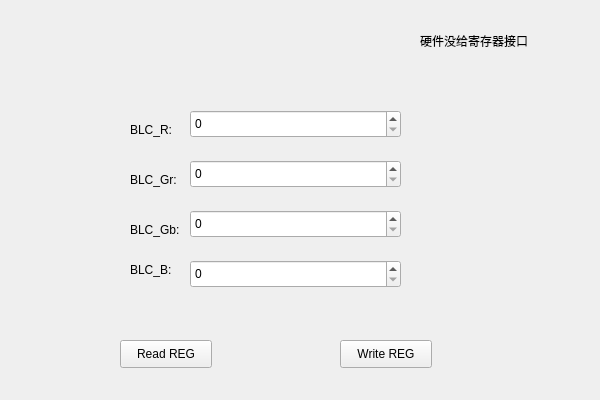
This is Link_tab/blc_tab.ui in HuJingwen1211/MCISP as Qt 5 draws it before an edit. The edited form follows.
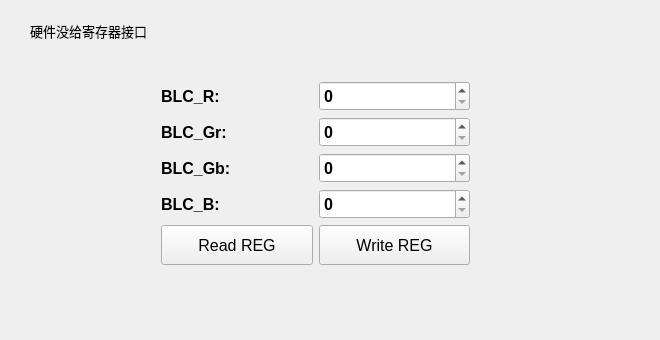
This is the edited form.

Diff of the .ui file:
```diff
--- a/Link_tab/blc_tab.ui
+++ b/Link_tab/blc_tab.ui
@@ -6,143 +6,200 @@
    <rect>
     <x>0</x>
     <y>0</y>
-    <width>600</width>
-    <height>400</height>
+    <width>660</width>
+    <height>340</height>
    </rect>
   </property>
+  <property name="minimumSize">
+   <size>
+    <width>660</width>
+    <height>340</height>
+   </size>
+  </property>
   <property name="windowTitle">
    <string>BLC_tab</string>
   </property>
   <widget class="QLabel" name="label">
    <property name="geometry">
     <rect>
-     <x>420</x>
-     <y>20</y>
+     <x>30</x>
+     <y>10</y>
      <width>141</width>
      <height>41</height>
     </rect>
    </property>
+   <property name="font">
+    <font>
+     <pointsize>10</pointsize>
+    </font>
+   </property>
    <property name="text">
     <string>硬件没给寄存器接口</string>
    </property>
   </widget>
-  <widget class="QSpinBox" name="BLC_R">
+  <widget class="QWidget" name="layoutWidget">
    <property name="geometry">
     <rect>
-     <x>190</x>
-     <y>110</y>
-     <width>211</width>
-     <height>28</height>
+     <x>150</x>
+     <y>70</y>
+     <width>331</width>
+     <height>211</height>
     </rect>
    </property>
-  </widget>
-  <widget class="QSpinBox" name="BLC_Gr">
-   <property name="geometry">
-    <rect>
-     <x>190</x>
-     <y>160</y>
-     <width>211</width>
-     <height>28</height>
-    </rect>
-   </property>
-  </widget>
-  <widget class="QSpinBox" name="BLC_Gb">
-   <property name="geometry">
-    <rect>
-     <x>190</x>
-     <y>210</y>
-     <width>211</width>
-     <height>28</height>
-    </rect>
-   </property>
-  </widget>
-  <widget class="QSpinBox" name="BLC_B">
-   <property name="geometry">
-    <rect>
-     <x>190</x>
-     <y>260</y>
-     <width>211</width>
-     <height>28</height>
-    </rect>
-   </property>
-  </widget>
+   <layout class="QGridLayout" name="gridLayout">
+    <item row="0" column="0">
   <widget class="QLabel" name="label_2">
-   <property name="geometry">
-    <rect>
-     <x>130</x>
-     <y>120</y>
-     <width>51</width>
-     <height>19</height>
-    </rect>
+      <property name="font">
+       <font>
+        <pointsize>12</pointsize>
+        <bold>true</bold>
+       </font>
    </property>
    <property name="text">
     <string>BLC_R:</string>
    </property>
   </widget>
+    </item>
+    <item row="0" column="1">
+     <widget class="QSpinBox" name="BLC_R">
+      <property name="minimumSize">
+       <size>
+        <width>150</width>
+        <height>30</height>
+       </size>
+      </property>
+      <property name="font">
+       <font>
+        <pointsize>12</pointsize>
+        <bold>true</bold>
+       </font>
+      </property>
+     </widget>
+    </item>
+    <item row="1" column="0">
   <widget class="QLabel" name="label_3">
-   <property name="geometry">
-    <rect>
-     <x>130</x>
-     <y>170</y>
-     <width>61</width>
-     <height>19</height>
-    </rect>
+      <property name="font">
+       <font>
+        <pointsize>12</pointsize>
+        <bold>true</bold>
+       </font>
    </property>
    <property name="text">
     <string>BLC_Gr:</string>
    </property>
   </widget>
+    </item>
+    <item row="1" column="1">
+     <widget class="QSpinBox" name="BLC_Gr">
+      <property name="minimumSize">
+       <size>
+        <width>150</width>
+        <height>30</height>
+       </size>
+      </property>
+      <property name="font">
+       <font>
+        <pointsize>12</pointsize>
+        <bold>true</bold>
+       </font>
+      </property>
+     </widget>
+    </item>
+    <item row="2" column="0">
   <widget class="QLabel" name="label_4">
-   <property name="geometry">
-    <rect>
-     <x>130</x>
-     <y>220</y>
-     <width>69</width>
-     <height>19</height>
-    </rect>
+      <property name="font">
+       <font>
+        <pointsize>12</pointsize>
+        <bold>true</bold>
+       </font>
    </property>
    <property name="text">
     <string>BLC_Gb:</string>
    </property>
   </widget>
+    </item>
+    <item row="2" column="1">
+     <widget class="QSpinBox" name="BLC_Gb">
+      <property name="minimumSize">
+       <size>
+        <width>150</width>
+        <height>30</height>
+       </size>
+      </property>
+      <property name="font">
+       <font>
+        <pointsize>12</pointsize>
+        <bold>true</bold>
+       </font>
+      </property>
+     </widget>
+    </item>
+    <item row="3" column="0">
   <widget class="QLabel" name="label_5">
-   <property name="geometry">
-    <rect>
-     <x>130</x>
-     <y>260</y>
-     <width>51</width>
-     <height>19</height>
-    </rect>
+      <property name="font">
+       <font>
+        <pointsize>12</pointsize>
+        <bold>true</bold>
+       </font>
    </property>
    <property name="text">
     <string>BLC_B:</string>
    </property>
   </widget>
-  <widget class="QPushButton" name="blc_write_btn">
-   <property name="geometry">
-    <rect>
-     <x>340</x>
-     <y>340</y>
-     <width>92</width>
-     <height>28</height>
-    </rect>
-   </property>
-   <property name="text">
-    <string>Write REG</string>
-   </property>
-  </widget>
+    </item>
+    <item row="3" column="1">
+     <widget class="QSpinBox" name="BLC_B">
+      <property name="minimumSize">
+       <size>
+        <width>150</width>
+        <height>30</height>
+       </size>
+      </property>
+      <property name="font">
+       <font>
+        <pointsize>12</pointsize>
+        <bold>true</bold>
+       </font>
+      </property>
+     </widget>
+    </item>
+    <item row="4" column="0">
   <widget class="QPushButton" name="blc_read_btn">
-   <property name="geometry">
-    <rect>
-     <x>120</x>
-     <y>340</y>
-     <width>92</width>
-     <height>28</height>
-    </rect>
+      <property name="minimumSize">
+       <size>
+        <width>100</width>
+        <height>40</height>
+       </size>
+      </property>
+      <property name="font">
+       <font>
+        <pointsize>12</pointsize>
+       </font>
    </property>
    <property name="text">
     <string>Read REG</string>
    </property>
+     </widget>
+    </item>
+    <item row="4" column="1">
+     <widget class="QPushButton" name="blc_write_btn">
+      <property name="minimumSize">
+       <size>
+        <width>100</width>
+        <height>40</height>
+       </size>
+      </property>
+      <property name="font">
+       <font>
+        <pointsize>12</pointsize>
+       </font>
+      </property>
+      <property name="text">
+       <string>Write REG</string>
+      </property>
+     </widget>
+    </item>
+   </layout>
   </widget>
  </widget>
  <layoutdefault spacing="6" margin="11"/>
```
Lines whose indentation alone changed are shown as unchanged.
